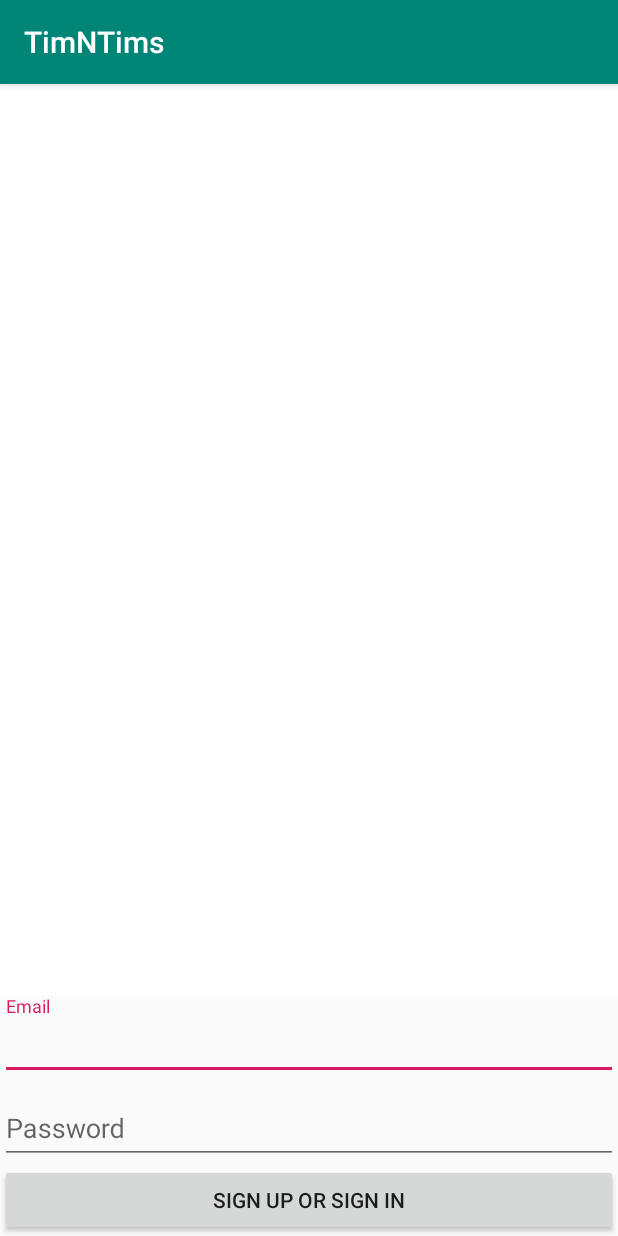
After one commit to Shaangjin/timNtims, an Android app: the LoginActivity screen opened directly, with no data from a screen before it, on a phone screen of 412 x 824 dp. The commit adds this screen. Run offline under Robolectric (Android 15) with nearby library versions, the phone set to English and light mode, and no system bars; our stand-ins replace Firebase (no records; nobody signed in at launch, a user with empty details on screens opened directly).

Commit message:
make Login Activity

```diff
--- /dev/null
+++ b/app/src/main/java/seoultech/itm/timntims/LoginActivity.kt
@@ -0,0 +1,76 @@
+package seoultech.itm.timntims
+
+import android.content.Intent
+import android.os.Bundle
+import android.os.PersistableBundle
+import android.widget.Button
+import android.widget.EditText
+import android.widget.Toast
+import androidx.appcompat.app.AppCompatActivity
+import androidx.core.content.ContextCompat.startActivity
+import com.google.android.gms.tasks.OnCompleteListener
+import com.google.firebase.auth.AuthResult
+import com.google.firebase.auth.FirebaseAuth
+import com.google.firebase.auth.FirebaseUser
+import com.google.firebase.auth.auth
+import com.google.firebase.auth.ktx.auth
+import com.google.firebase.ktx.Firebase
+
+class LoginActivity : AppCompatActivity() {
+    private lateinit var auth: FirebaseAuth
+    private lateinit var emailLoginBtn: Button
+    private lateinit var emailEdit: EditText
+    private lateinit var pwdEdit: EditText
+
+    override fun onCreate(savedInstanceState: Bundle?) {
+        super.onCreate(savedInstanceState)
+        setContentView(R.layout.activity_login)
+
+        auth = Firebase.auth
+
+        emailLoginBtn  = findViewById(R.id.emailLoginBtn)
+        emailEdit = findViewById(R.id.emailEdit)
+        pwdEdit = findViewById(R.id.pwdEdit)
+
+        emailLoginBtn.setOnClickListener {
+            emailLogin()
+        }
+    }
+
+    private fun emailLogin() {
+        if(emailEdit.text.toString().isNullOrEmpty() || pwdEdit.text.toString().isNullOrEmpty()) {
+            Toast.makeText(this, "Please write Email or Password.", Toast.LENGTH_SHORT).show()
+        } else {
+            signInAndSignUp()
+        }
+    }
+
+    private fun signInAndSignUp() {
+        auth.createUserWithEmailAndPassword(emailEdit.text.toString(), pwdEdit.text.toString()).addOnCompleteListener {  task ->
+            if(task.isSuccessful) {
+                moveMainPage(task.result?.user)
+            } else if(task.exception?.message.isNullOrEmpty()) {
+                Toast.makeText(this, task.exception?.message, Toast.LENGTH_SHORT).show()
+            } else {
+                signInEmail()
+            }
+        }
+    }
+
+    private fun signInEmail() {
+        auth.signInWithEmailAndPassword(emailEdit.text.toString(), pwdEdit.text.toString()).addOnCompleteListener{  task ->
+            if(task.isSuccessful) {
+                moveMainPage(task.result?.user)
+            } else {
+                Toast.makeText(this, task.exception?.message, Toast.LENGTH_SHORT).show()
+            }
+        }
+    }
+
+    private fun moveMainPage(user: FirebaseUser?) {
+        if(user != null) {
+            startActivity(Intent(this, MainActivity::class.java))
+            finish()
+        }
+    }
+}
--- /dev/null
+++ b/app/src/main/res/layout/activity_login.xml
@@ -0,0 +1,57 @@
+<?xml version="1.0" encoding="utf-8"?>
+<RelativeLayout xmlns:android="http://schemas.android.com/apk/res/android"
+    xmlns:app="http://schemas.android.com/apk/res-auto"
+    xmlns:tools="http://schemas.android.com/tools"
+    android:layout_width="match_parent"
+    android:layout_height="match_parent"
+    tools:context=".LoginActivity">
+
+    <ImageView
+        android:layout_width="match_parent"
+        android:layout_height="wrap_content"
+        android:layout_above="@+id/login_layout"
+        android:layout_alignParentTop="true"
+        android:background="@color/white"
+        />
+    <!--        android:src="@drawable/signin_title"-->
+
+    <LinearLayout
+        android:layout_width="match_parent"
+        android:layout_height="wrap_content"
+        android:id="@+id/login_layout"
+        android:layout_alignParentBottom="true"
+        android:orientation="vertical">
+
+    <com.google.android.material.textfield.TextInputLayout
+        android:layout_width="match_parent"
+        android:layout_height="wrap_content">
+        <EditText
+            android:id="@+id/emailEdit"
+            android:layout_width="match_parent"
+            android:layout_height="wrap_content"
+            android:hint="Email"
+            />
+    </com.google.android.material.textfield.TextInputLayout>
+
+    <com.google.android.material.textfield.TextInputLayout
+        android:layout_width="match_parent"
+        android:layout_height="wrap_content">
+
+        <EditText
+            android:id="@+id/pwdEdit"
+            android:layout_width="match_parent"
+            android:layout_height="wrap_content"
+            android:hint="Password"
+            />
+    </com.google.android.material.textfield.TextInputLayout>
+
+    <Button
+        android:id="@+id/emailLoginBtn"
+        android:layout_width="match_parent"
+        android:layout_height="wrap_content"
+        android:text="Sign Up or Sign In"
+        />
+
+    </LinearLayout>
+
+</RelativeLayout>
--- a/app/src/main/res/values/colors.xml
+++ b/app/src/main/res/values/colors.xml
@@ -6,4 +6,5 @@
     <color name="purple_200">#FFBB86FC</color>
     <color name="teal_200">#069E8E</color>
     <color name="white">#FFFFFFFF</color>
+    <color name="black">#FF000000</color>
 </resources>
--- a/build.gradle.kts
+++ b/build.gradle.kts
@@ -1,3 +1,8 @@
+buildscript {
+    dependencies {
+        classpath("com.google.gms:google-services:4.4.0")
+    }
+}
 // Top-level build file where you can add configuration options common to all sub-projects/modules.
 plugins {
     id("com.android.application") version "8.1.1" apply false
```
Also changed, not shown: app/build.gradle.kts (+8 -0 lines), app/src/main/AndroidManifest.xml (+12 -2 lines), app/src/main/java/seoultech/itm/timntims/FBActivity.kt (added, +15 -0 lines), app/src/main/java/seoultech/itm/timntims/FirebaseID.kt (added, +23 -0 lines), app/src/main/java/seoultech/itm/timntims/MainActivity2.kt (+30 -1 lines), app/src/main/res/layout/activity_fb.xml (added, +23 -0 lines).
